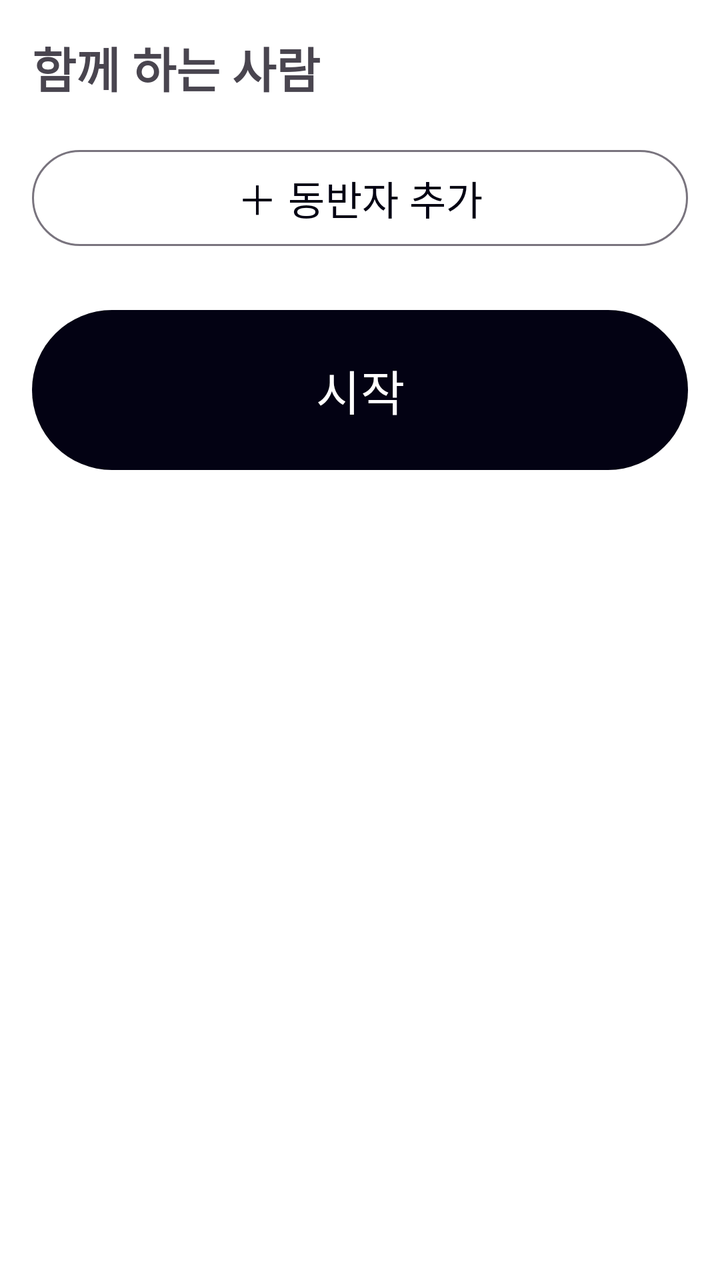
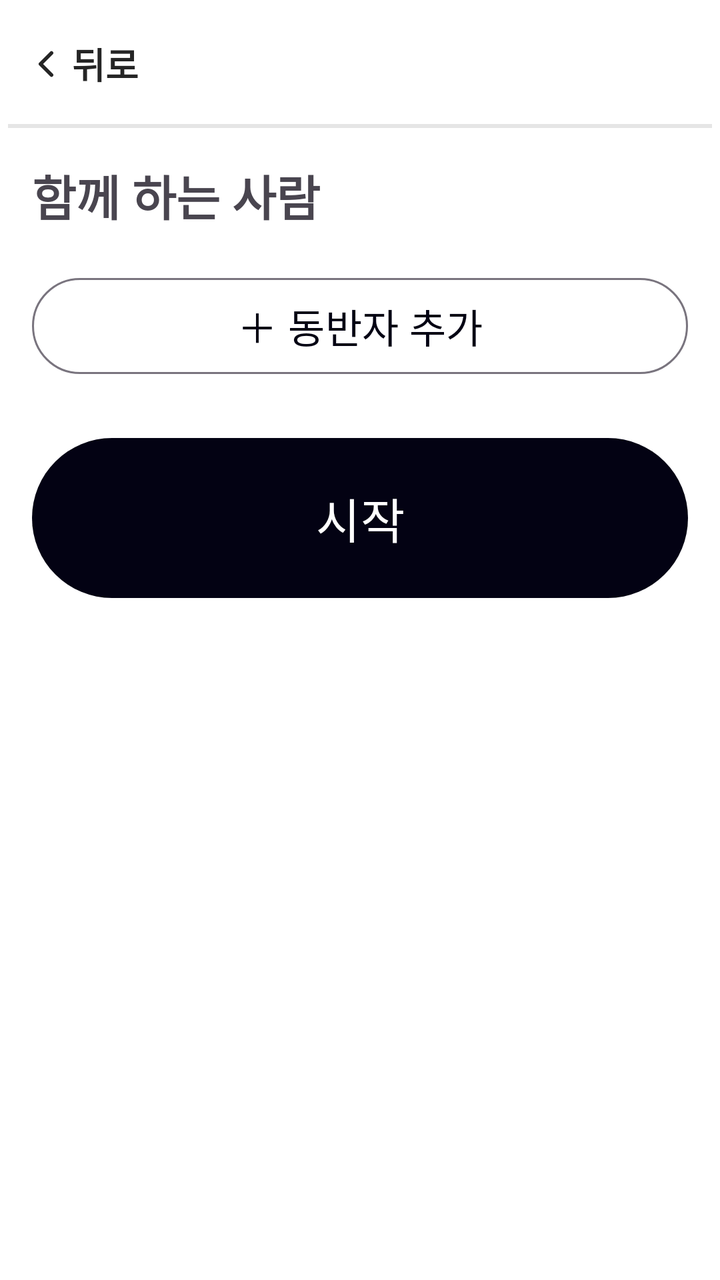

An Android layout rendered at two revisions. The XML below is the earlier revision; the diff shows what the commit changed to produce the second picture.
<!-- AndroidManifest.xml: application theme Theme.ParkGolf -->
<!-- res/layout/fragment_player_setup.xml -->
<?xml version="1.0" encoding="utf-8"?>
<ScrollView xmlns:android="http://schemas.android.com/apk/res/android"
    android:layout_width="match_parent" android:layout_height="match_parent"
    android:fillViewport="true" android:padding="@dimen/screen_padding">
    <LinearLayout android:layout_width="match_parent" android:layout_height="wrap_content"
        android:orientation="vertical">
        <TextView android:layout_width="wrap_content" android:layout_height="wrap_content"
            android:text="@string/players_title" android:textSize="@dimen/title_text"
            android:textStyle="bold" android:layout_marginBottom="12dp" />
        <LinearLayout android:id="@+id/playersContainer"
            android:layout_width="match_parent" android:layout_height="wrap_content"
            android:orientation="vertical" />
        <Button android:id="@+id/btnAddPlayer"
            style="?attr/materialButtonOutlinedStyle"
            android:layout_width="match_parent" android:layout_height="wrap_content"
            android:minHeight="@dimen/touch_min" android:text="@string/add_player"
            android:textSize="@dimen/button_text" android:layout_marginTop="8dp" />
        <Button android:id="@+id/btnStartPlay"
            android:layout_width="match_parent" android:layout_height="wrap_content"
            android:minHeight="88dp" android:text="@string/start_play"
            android:textSize="@dimen/title_text" android:layout_marginTop="24dp" />
    </LinearLayout>
</ScrollView>
<!-- resources referenced by this layout -->
<resources>
  <dimen name="button_text">20sp</dimen>
  <dimen name="screen_padding">16dp</dimen>
  <dimen name="title_text">24sp</dimen>
  <dimen name="touch_min">56dp</dimen>
  <string name="add_player">＋ 동반자 추가</string>
  <string name="players_title">함께 하는 사람</string>
  <string name="start_play">시작</string>
  <style name="Theme.ParkGolf" parent="Theme.Material3.DayNight.NoActionBar">
          <item name="colorPrimary">@color/primary</item>
          <item name="colorOnPrimary">@color/on_primary</item>
          <item name="android:windowBackground">@color/background</item>
          <item name="android:textColorPrimary">@color/foreground</item>
      </style>
  <color name="primary">#030213</color>
  <color name="on_primary">#FFFFFF</color>
  <color name="background">#FFFFFF</color>
  <color name="foreground">#252525</color>
</resources>

<!-- the commit's change to res/layout/fragment_player_setup.xml (unified diff, before → after) -->
@@ -1,23 +1,94 @@
 <?xml version="1.0" encoding="utf-8"?>
-<ScrollView xmlns:android="http://schemas.android.com/apk/res/android"
+<LinearLayout xmlns:android="http://schemas.android.com/apk/res/android"
     android:layout_width="match_parent" android:layout_height="match_parent"
-    android:fillViewport="true" android:padding="@dimen/screen_padding">
-    <LinearLayout android:layout_width="match_parent" android:layout_height="wrap_content"
-        android:orientation="vertical">
-        <TextView android:layout_width="wrap_content" android:layout_height="wrap_content"
-            android:text="@string/players_title" android:textSize="@dimen/title_text"
-            android:textStyle="bold" android:layout_marginBottom="12dp" />
-        <LinearLayout android:id="@+id/playersContainer"
-            android:layout_width="match_parent" android:layout_height="wrap_content"
-            android:orientation="vertical" />
-        <Button android:id="@+id/btnAddPlayer"
-            style="?attr/materialButtonOutlinedStyle"
-            android:layout_width="match_parent" android:layout_height="wrap_content"
-            android:minHeight="@dimen/touch_min" android:text="@string/add_player"
-            android:textSize="@dimen/button_text" android:layout_marginTop="8dp" />
-        <Button android:id="@+id/btnStartPlay"
-            android:layout_width="match_parent" android:layout_height="wrap_content"
-            android:minHeight="88dp" android:text="@string/start_play"
-            android:textSize="@dimen/title_text" android:layout_marginTop="24dp" />
+    android:orientation="vertical">
+    <include android:id="@+id/topBar" layout="@layout/view_top_bar" />
+    <ScrollView
+        android:layout_width="match_parent" android:layout_height="0dp" android:layout_weight="1"
+        android:fillViewport="true" android:padding="@dimen/screen_padding">
+        <LinearLayout android:layout_width="match_parent" android:layout_height="wrap_content"
+            android:orientation="vertical">
+            <TextView android:layout_width="wrap_content" android:layout_height="wrap_content"
+                android:text="@string/players_title" android:textSize="@dimen/title_text"
+                android:textStyle="bold" android:layout_marginBottom="12dp" />
+            <LinearLayout android:id="@+id/playersContainer"
+                android:layout_width="match_parent" android:layout_height="wrap_content"
+                android:orientation="vertical" />
+            <Button android:id="@+id/btnAddPlayer"
+                style="?attr/materialButtonOutlinedStyle"
+                android:layout_width="match_parent" android:layout_height="wrap_content"
+                android:minHeight="@dimen/touch_min" android:text="@string/add_player"
+                android:textSize="@dimen/button_text" android:layout_marginTop="8dp" />
+            <Button android:id="@+id/btnStartPlay"
+                android:layout_width="match_parent" android:layout_height="wrap_content"
+                android:minHeight="88dp" android:text="@string/start_play"
+                android:textSize="@dimen/title_text" android:layout_marginTop="24dp" />
+        </LinearLayout>
+    </ScrollView>
+</LinearLayout>
+<!-- res/layout/view_top_bar.xml (included above) -->
+<?xml version="1.0" encoding="utf-8"?>
+<androidx.constraintlayout.widget.ConstraintLayout
+    xmlns:android="http://schemas.android.com/apk/res/android"
+    xmlns:app="http://schemas.android.com/apk/res-auto"
+    android:layout_width="match_parent"
+    android:layout_height="wrap_content"
+    android:background="@color/background"
+    android:minHeight="64dp"
+    android:paddingHorizontal="4dp">
+
+    <LinearLayout
+        android:id="@+id/btnBack"
+        android:layout_width="wrap_content"
+        android:layout_height="@dimen/touch_min"
+        android:orientation="horizontal"
+        android:gravity="center_vertical"
+        android:paddingHorizontal="8dp"
+        android:background="?attr/selectableItemBackground"
+        android:clickable="true"
+        android:focusable="true"
+        android:contentDescription="@string/back"
+        app:layout_constraintStart_toStartOf="parent"
+        app:layout_constraintTop_toTopOf="parent"
+        app:layout_constraintBottom_toBottomOf="parent">
+        <ImageView
+            android:layout_width="22dp" android:layout_height="22dp"
+            android:src="@drawable/ic_chevron_left"
+            android:importantForAccessibility="no" />
+        <TextView
+            android:layout_width="wrap_content" android:layout_height="wrap_content"
+            android:layout_marginStart="2dp"
+            android:text="@string/back"
+            android:textColor="@color/foreground"
+            android:textSize="@dimen/body_text"
+            android:textStyle="bold" />
     </LinearLayout>
-</ScrollView>
+
+    <TextView
+        android:id="@+id/tvBarTitle"
+        android:layout_width="0dp"
+        android:layout_height="wrap_content"
+        android:gravity="center"
+        android:textSize="@dimen/body_text"
+        android:textStyle="bold"
+        android:textColor="@color/foreground"
+        android:maxLines="1"
+        android:ellipsize="end"
+        app:layout_constraintStart_toEndOf="@id/btnBack"
+        app:layout_constraintEnd_toStartOf="@id/barSpacer"
+        app:layout_constraintTop_toTopOf="parent"
+        app:layout_constraintBottom_toBottomOf="parent" />
+
+    <Space
+        android:id="@+id/barSpacer"
+        android:layout_width="72dp"
+        android:layout_height="1dp"
+        app:layout_constraintEnd_toEndOf="parent"
+        app:layout_constraintTop_toTopOf="parent" />
+
+    <View android:layout_width="0dp" android:layout_height="@dimen/border_width"
+        android:background="@color/border"
+        app:layout_constraintStart_toStartOf="parent"
+        app:layout_constraintEnd_toEndOf="parent"
+        app:layout_constraintBottom_toBottomOf="parent" />
+</androidx.constraintlayout.widget.ConstraintLayout>
<!-- resource entries referenced after the edit -->
@@ -4,7 +4,12 @@
   <dimen name="screen_padding">16dp</dimen>
   <dimen name="title_text">24sp</dimen>
   <dimen name="touch_min">56dp</dimen>
+  <!-- drawable ic_chevron_left (drawable) -->
+  <vector xmlns:android="http://schemas.android.com/apk/res/android" android:width="24dp" android:height="24dp" android:viewportWidth="24" android:viewportHeight="24">
+      <path android:strokeColor="@color/foreground" android:strokeWidth="2" android:strokeLineCap="round" android:strokeLineJoin="round" android:pathData="M15,18 L9,12 L15,6" />
+  </vector>
   <string name="add_player">＋ 동반자 추가</string>
+  <string name="back">뒤로</string>
   <string name="players_title">함께 하는 사람</string>
   <string name="start_play">시작</string>
   <style name="Theme.ParkGolf" parent="Theme.Material3.DayNight.NoActionBar">
@@ -16,6 +21,9 @@
   <color name="primary">#030213</color>
   <color name="on_primary">#FFFFFF</color>
   <color name="background">#FFFFFF</color>
+  <color name="border">#1A000000</color>
   <color name="foreground">#252525</color>
+  <dimen name="body_text">18sp</dimen>
+  <dimen name="border_width">2dp</dimen>
 </resources>
 
